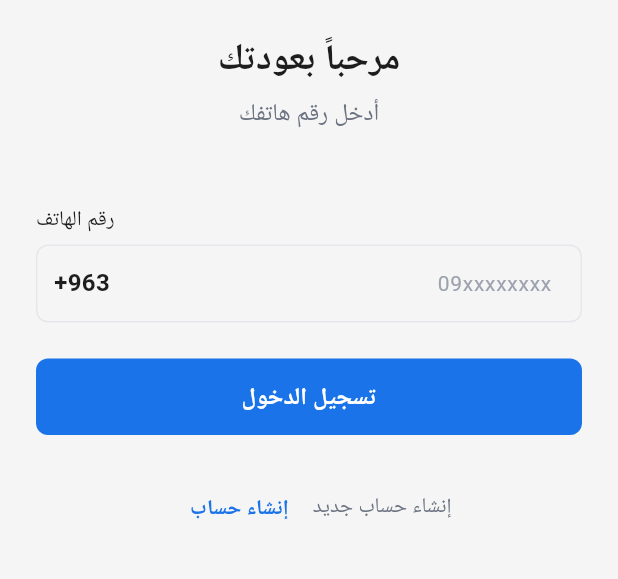
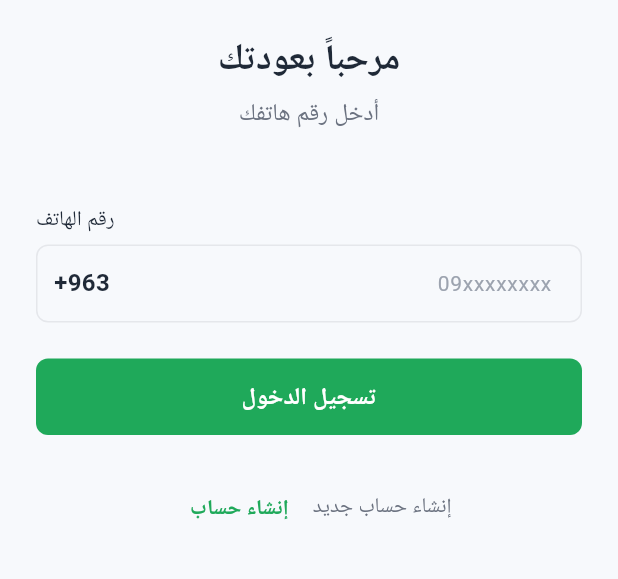
Before and after one commit to hshash581/Sooq-Syria, a Flutter app: the screen it shows after launch, on a phone screen of 412 x 824 dp, the part 240-819 px from its top. Run offline on Flutter 3.47's test engine with Material 3 defaults, Android fonts, the phone set to English and light mode, and no system bars; our stand-ins replace bloc, cached_network_image, carousel_slider, cloud_firestore, connectivity_plus, equatable and 18 more; missing offline and left inert: firebase_app_check; accounts and stored records are empty; Roboto replaces fonts that are missing (Cairo); project files that could hold a hidden picture were left out.

Commit message:
Update color palette with new brand colors

```diff
--- a/lib/core/theme/colors.dart
+++ b/lib/core/theme/colors.dart
@@ -1,28 +1,30 @@
 import 'package:flutter/material.dart';
 
 class AppColors {
-  static const Color primary = Color(0xFF1A73E8);
-  static const Color primaryLight = Color(0xFF4A90E8);
-  static const Color primaryDark = Color(0xFF1557B0);
+  static const Color primary = Color(0xFF1FA95A);
+  static const Color primaryLight = Color(0xFF3BCB78);
+  static const Color primaryDark = Color(0xFF147A40);
+  static const Color primaryNavy = Color(0xFF0E2F4F);
   static const Color secondary = Color(0xFF34A853);
   static const Color accent = Color(0xFFFBBC04);
-  static const Color error = Color(0xFFEA4335);
-  static const Color warning = Color(0xFFFF6D00);
-  static const Color info = Color(0xFF039BE5);
-  static const Color success = Color(0xFF43A047);
+  static const Color error = Color(0xFFEF4444);
+  static const Color warning = Color(0xFFF59E0B);
+  static const Color info = Color(0xFF3B82F6);
+  static const Color success = Color(0xFF22C55E);
   static const Color white = Color(0xFFFFFFFF);
   static const Color black = Color(0xFF000000);
-  static const Color background = Color(0xFFF5F5F5);
+  static const Color background = Color(0xFFF7F9FC);
   static const Color surface = Color(0xFFFFFFFF);
-  static const Color surfaceDark = Color(0xFF1E1E1E);
+  static const Color surfaceDark = Color(0xFFF2F4F7);
   static const Color backgroundDark = Color(0xFF121212);
   static const Color cardDark = Color(0xFF2C2C2C);
-  static const Color textPrimary = Color(0xFF1D1D1D);
+  static const Color textPrimary = Color(0xFF1F2937);
   static const Color textSecondary = Color(0xFF6B7280);
   static const Color textHint = Color(0xFF9CA3AF);
+  static const Color textDisabled = Color(0xFFD1D5DB);
   static const Color textOnPrimary = Color(0xFFFFFFFF);
   static const Color border = Color(0xFFE5E7EB);
-  static const Color divider = Color(0xFFF0F0F0);
+  static const Color divider = Color(0xFFEEF2F6);
   static const Color shimmerBase = Color(0xFFE0E0E0);
   static const Color shimmerHighlight = Color(0xFFF5F5F5);
   static const Color overlay = Color(0x80000000);
@@ -30,7 +32,7 @@ class AppColors {
   static const Color whatsapp = Color(0xFF25D366);
   static const Color phone = Color(0xFF34A853);
   static const Color unread = Color(0xFFE8F0FE);
-  static const Color badge = Color(0xFFEA4335);
-  static const Color gradientStart = Color(0xFF1A73E8);
-  static const Color gradientEnd = Color(0xFF0D47A1);
+  static const Color badge = Color(0xFFEF4444);
+  static const Color gradientStart = Color(0xFF1FA95A);
+  static const Color gradientEnd = Color(0xFF147A40);
 }
--- a/lib/core/theme/text_styles.dart
+++ b/lib/core/theme/text_styles.dart
@@ -1,5 +1,7 @@
 import 'package:flutter/material.dart';
 import 'package:google_fonts/google_fonts.dart';
+
+import 'colors.dart';
 
 class AppTextStyles {
   static TextStyle get displayLarge => GoogleFonts.cairo(
@@ -95,14 +97,14 @@ class AppTextStyles {
   static TextStyle get price => GoogleFonts.cairo(
     fontSize: 20,
     fontWeight: FontWeight.bold,
-    color: const Color(0xFF1A73E8),
+    color: AppColors.primary,
     height: 1.3,
   );
 
   static TextStyle get priceSmall => GoogleFonts.cairo(
     fontSize: 16,
     fontWeight: FontWeight.bold,
-    color: const Color(0xFF1A73E8),
+    color: AppColors.primary,
     height: 1.3,
   );
 
@@ -115,7 +117,7 @@ class AppTextStyles {
   static TextStyle get caption => GoogleFonts.cairo(
     fontSize: 11,
     fontWeight: FontWeight.normal,
-    color: const Color(0xFF6B7280),
+    color: AppColors.textSecondary,
     height: 1.4,
   );
 
```
